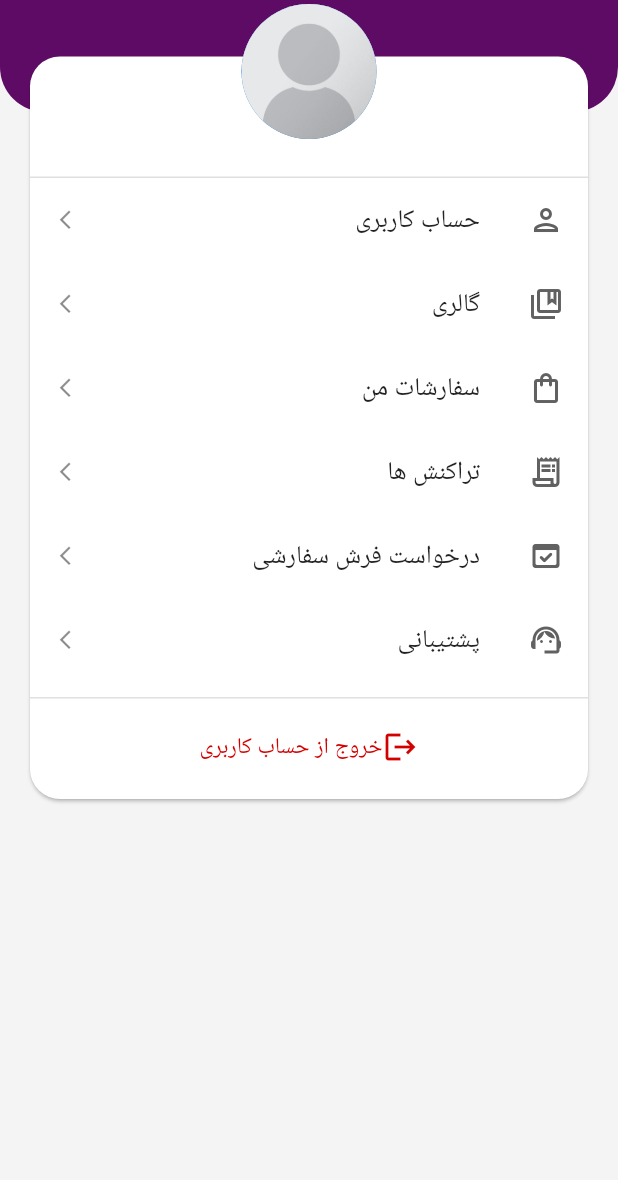
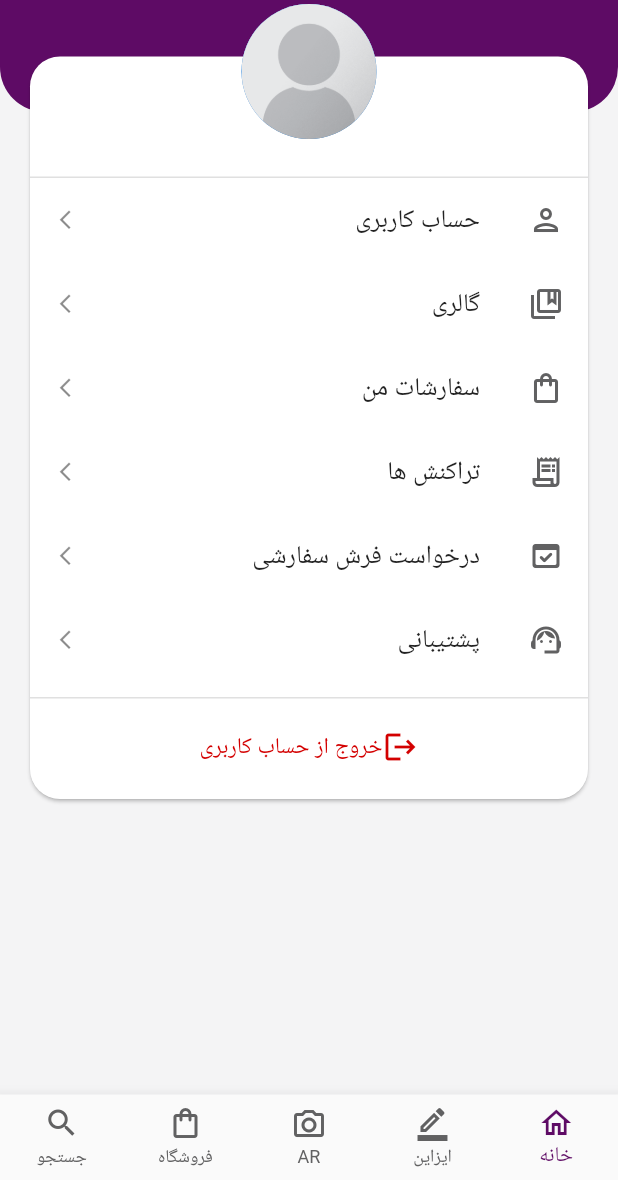
Before and after one commit to MasoudMaghsodi/front_esignco, a Flutter app: the screen it shows after launch, on a phone screen of 412 x 824 dp, the part 56-1236 px from its top. Run offline on Flutter 3.47's test engine with Material 2 defaults, Android fonts, the phone set to English and light mode, and no system bars; our stand-ins replace hexcolor; Roboto replaces fonts that are missing (Iranyekan).

Commit message:
add bottom bar

```diff
--- a/lib/appbar.dart
+++ b/lib/constants/appbar.dart
@@ -1,5 +1,5 @@
 import 'package:flutter/material.dart';
-import 'constants/constants.dart';
+import 'constants.dart';
 
 class Appbar extends StatelessWidget {
   const Appbar({super.key});
--- /dev/null
+++ b/lib/constants/bottombar.dart
@@ -0,0 +1,57 @@
+// ignore_for_file: must_be_immutable
+
+import 'package:flutter/material.dart';
+import 'package:front_esignco/constants/constants.dart';
+import 'package:front_esignco/login.dart';
+
+class BottomBar extends StatefulWidget {
+  BottomBar({super.key});
+
+  @override
+  State<BottomBar> createState() => _BottomBarState();
+}
+
+class _BottomBarState extends State<BottomBar> {
+  int _selectedIndex = 0;
+
+  void _onItemTapped(int index) {
+    setState(() {
+      _selectedIndex = index;
+    });
+  }
+
+  @override
+  Widget build(BuildContext context) {
+    return BottomNavigationBar(
+      type: BottomNavigationBarType.fixed,
+      showUnselectedLabels: true,
+      fixedColor: purple,
+      iconSize: 24,
+      onTap: _onItemTapped,
+      unselectedItemColor: black,
+      currentIndex: _selectedIndex,
+      items: <BottomNavigationBarItem>[
+        BottomNavigationBarItem(
+          icon: Icon(Icons.home_outlined),
+          label: 'خانه',
+        ),
+        BottomNavigationBarItem(
+          icon: Icon(Icons.border_color_outlined),
+          label: 'ایزاین',
+        ),
+        BottomNavigationBarItem(
+          icon: Icon(Icons.camera_alt_outlined),
+          label: 'AR',
+        ),
+        BottomNavigationBarItem(
+          icon: Icon(Icons.shopping_bag_outlined),
+          label: 'فروشگاه',
+        ),
+        BottomNavigationBarItem(
+          icon: Icon(Icons.search),
+          label: 'جستجو',
+        ),
+      ],
+    );
+  }
+}
--- a/lib/profile.dart
+++ b/lib/profile.dart
@@ -1,8 +1,9 @@
 import 'package:flutter/material.dart';
 import 'package:flutter_localizations/flutter_localizations.dart';
+import 'package:front_esignco/constants/bottombar.dart';
 import 'package:front_esignco/constants/constants.dart';
 import 'package:front_esignco/list_profile.dart';
-import 'appbar.dart';
+import 'constants/appbar.dart';
 
 class Account extends StatelessWidget {
   const Account({Key? key}) : super(key: key);
@@ -21,6 +22,7 @@ class Account extends StatelessWidget {
       ],
       locale: Locale("fa", "IR"),
       home: Scaffold(
+        bottomNavigationBar: BottomBar(),
         backgroundColor: background,
         body: SingleChildScrollView(
           child: Stack(
--- a/pubspec.yaml
+++ b/pubspec.yaml
@@ -34,8 +34,6 @@ dependencies:
     sdk: flutter
 
   hexcolor: ^3.0.1
-  # The following adds the Cupertino Icons font to your application.
-  # Use with the CupertinoIcons class for iOS style icons.
   cupertino_icons: ^1.0.2
   firebase_core: ^2.7.0
 
```
Also changed, not shown: lib/firebase_options.dart (deleted).
